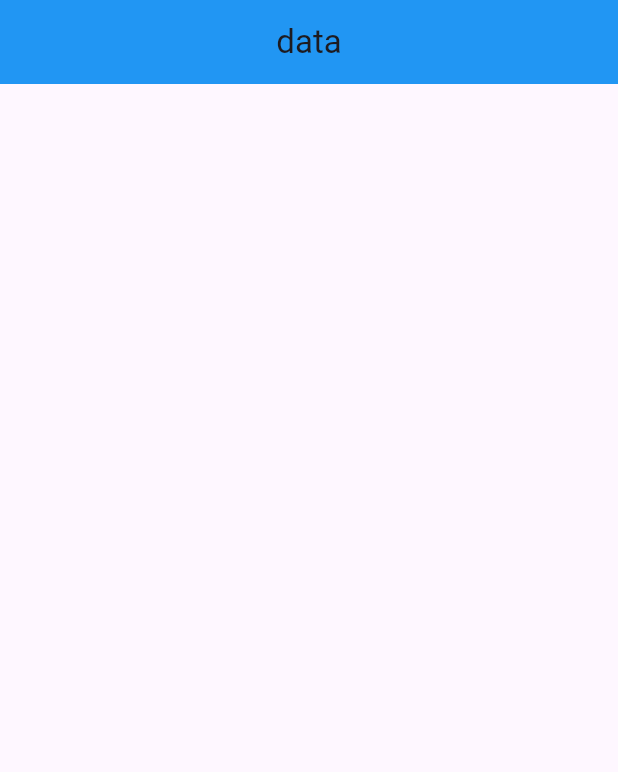
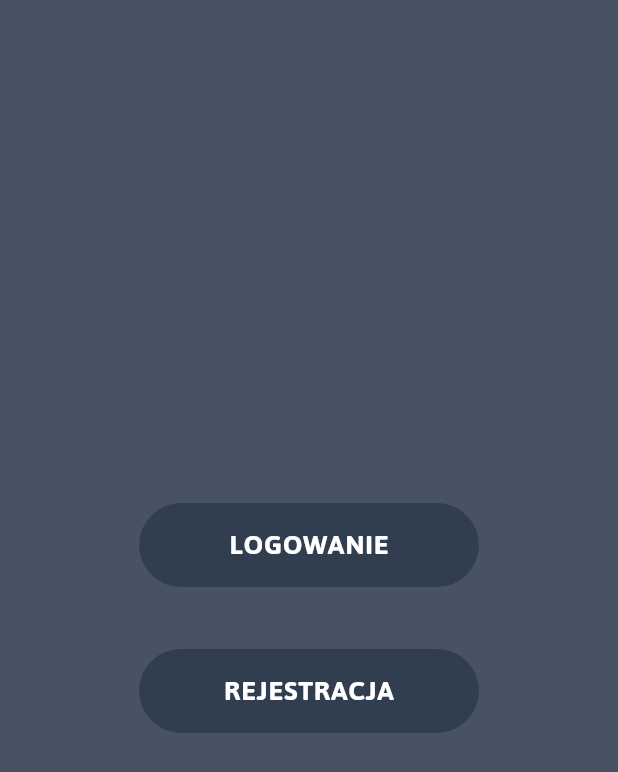
Before and after one commit to kuba122388/ClassMate, a Flutter app: the screen it shows after launch, on a phone screen of 412 x 824 dp. Shown: the top 772 px of the screen. Run offline on Flutter 3.47's test engine with Material 3 defaults, Android fonts, the phone set to English and light mode, and no system bars; missing offline and left inert: dart:ffi.

Commit message:
Starting screen - without image

```diff
--- a/lib/main.dart
+++ b/lib/main.dart
@@ -1,3 +1,5 @@
+import 'dart:ffi';
+
 import 'package:flutter/material.dart';
 
 void main() {
@@ -7,17 +9,52 @@ void main() {
 class MyApp extends StatelessWidget {
   const MyApp({super.key});
 
-  @override
-  Widget build(BuildContext context) {
-    return MaterialApp(
-      debugShowCheckedModeBanner: false,
-      home: Scaffold(
-        appBar: AppBar(
-            centerTitle: true,
-            backgroundColor: Colors.blue,
-            title: Text("data", textAlign: TextAlign.center)
+  Widget buildContainer(String text, BuildContext context) {
+    final screenWidth = MediaQuery.of(context).size.width;
+
+    return Container(
+      alignment: Alignment.center,
+      padding: const EdgeInsets.all(15),
+      width: screenWidth * 0.55,
+      decoration: BoxDecoration(
+        color: const Color.fromRGBO(49, 62, 80, 1.0),
+        borderRadius: BorderRadius.circular(40),
+      ),
+      child: Text(
+        text,
+        style: const TextStyle(
+          fontFamily: 'Asap',
+          fontSize: 18,
+          letterSpacing: 0.5,
+          color: Colors.white,
+          fontWeight: FontWeight.bold,
         ),
       ),
     );
   }
+
+  @override
+  Widget build(BuildContext context) {
+    final screenHeight = MediaQuery.of(context).size.height;
+    final screenWidth = MediaQuery.of(context).size.width;
+
+    return MaterialApp(
+      debugShowCheckedModeBanner: false,
+      home: Scaffold(
+        backgroundColor: Color.fromRGBO(71, 82, 98, 1.0),
+        body: Center(
+          child: Column(
+            mainAxisAlignment: MainAxisAlignment.center,
+            crossAxisAlignment: CrossAxisAlignment.center,
+            mainAxisSize: MainAxisSize.max,
+            children: [
+              buildContainer('LOGOWANIE', context),
+              SizedBox(height: screenHeight * 0.05),
+              buildContainer('REJESTRACJA', context)
+            ],
+          ),
+        )
+      ),
+    );
+  }
 }
```
